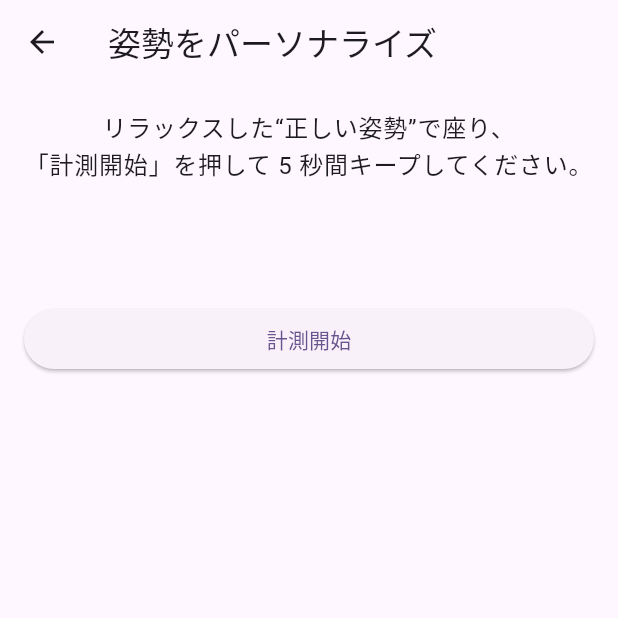
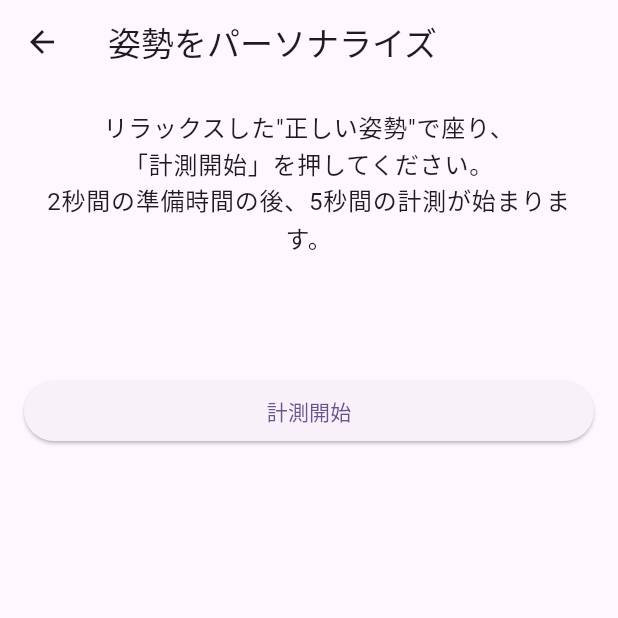
Before and after one commit to HackU-team6/frontend, a Flutter app: the screen it shows after launch, after a tap on "パーソナライズ画面に移動(デバッグ時のみ)", on a phone screen of 412 x 824 dp, the top half of it. Run offline on Flutter 3.47's test engine with Material 3 defaults, Android fonts, the phone set to English and light mode, and no system bars; our stand-ins replace flutter_local_notifications, shared_preferences; missing offline and left inert: flutter_airpods.

Commit message:
feat: キャリブレーションサービスに待機時間を追加し、データモデルを更新

```diff
--- a/lib/screen/home_screen.dart
+++ b/lib/screen/home_screen.dart
@@ -4,6 +4,7 @@ import 'package:flutter_airpods/models/rotation_rate.dart';
 import 'package:flutter_local_notifications/flutter_local_notifications.dart';
 import 'package:nekoze_notify/actons/get-gyro.dart';
 import 'package:nekoze_notify/main.dart';
+import 'package:nekoze_notify/models/posture_measurement.dart';
 import 'package:nekoze_notify/screen/personalize_screen.dart';
 import 'package:nekoze_notify/services/calibration_service.dart';
 
@@ -21,7 +22,7 @@ class _HomeScreenState extends State<HomeScreen> {
   final _calibrationService = CalibrationService();
 
   // 保存されたキャリブレーションデータ
-  Map<String, dynamic> _calibrationData = {};
+  PostureMeasurement? _calibrationData;
 
   @override
   void initState() {
@@ -135,7 +136,7 @@ class _HomeScreenState extends State<HomeScreen> {
             ),
 
             // キャリブレーションデータ表示（デバッグ用）
-            if (_calibrationData.isNotEmpty) ...[
+            if (_calibrationData != null) ...[
               const SizedBox(height: 20),
               const Divider(),
               const Text(
@@ -145,27 +146,24 @@ class _HomeScreenState extends State<HomeScreen> {
               const SizedBox(height: 8),
 
               // ジャイロデータ
-              if (_calibrationData['gyro'] != null)
               Text(
-                  'ジャイロ: X=${_calibrationData['gyro'].x.toStringAsFixed(4)}, '
-                  'Y=${_calibrationData['gyro'].y.toStringAsFixed(4)}, '
-                  'Z=${_calibrationData['gyro'].z.toStringAsFixed(4)}',
+                'ジャイロ: X=${_calibrationData!.gyro.x.toStringAsFixed(4)}, '
+                'Y=${_calibrationData!.gyro.y.toStringAsFixed(4)}, '
+                'Z=${_calibrationData!.gyro.z.toStringAsFixed(4)}',
                 style: const TextStyle(fontFamily: 'monospace'),
               ),
 
               // 姿勢データ
-              if (_calibrationData['attitude'] != null)
               Text(
-                  '姿勢: Roll=${_calibrationData['attitude'].roll.toStringAsFixed(4)}, '
-                  'Pitch=${_calibrationData['attitude'].pitch.toStringAsFixed(4)}, '
-                  'Yaw=${_calibrationData['attitude'].yaw.toStringAsFixed(4)}',
+                '姿勢: Roll=${_calibrationData!.attitude.roll.toStringAsFixed(4)}, '
+                'Pitch=${_calibrationData!.attitude.pitch.toStringAsFixed(4)}, '
+                'Yaw=${_calibrationData!.attitude.yaw.toStringAsFixed(4)}',
                 style: const TextStyle(fontFamily: 'monospace'),
               ),
 
               // タイムスタンプ
-              if (_calibrationData['timestamp'] != null)
               Text(
-                  '計測日時: ${_calibrationData['timestamp']}',
+                '計測日時: ${_calibrationData!.timestamp}',
                 style: const TextStyle(fontFamily: 'monospace'),
               ),
 
--- a/lib/screen/personalize_screen.dart
+++ b/lib/screen/personalize_screen.dart
@@ -1,5 +1,6 @@
 import 'package:flutter/material.dart';
 import 'package:nekoze_notify/actons/get-gyro.dart';
+import 'package:nekoze_notify/models/posture_measurement.dart';
 import 'package:nekoze_notify/services/calibration_service.dart';
 
 class PersonalizeScreen extends StatefulWidget {
@@ -23,7 +24,7 @@ class _PersonalizeScreenState extends State<PersonalizeScreen> {
   String _statusMessage = '';
 
   // 保存されたキャリブレーションデータ
-  Map<String, dynamic> _calibrationData = {};
+  PostureMeasurement? _calibrationData;
 
   @override
   void initState() {
@@ -39,8 +40,11 @@ class _PersonalizeScreenState extends State<PersonalizeScreen> {
           case CalibrationStatus.notStarted:
             _statusMessage = '';
             break;
+          case CalibrationStatus.preparing:
+            _statusMessage = '準備中...正しい姿勢をとってください';
+            break;
           case CalibrationStatus.inProgress:
-            _statusMessage = '計測中...';
+            _statusMessage = '計測中...そのままの姿勢を維持してください';
             break;
           case CalibrationStatus.completed:
             _statusMessage = '計測完了！正しい姿勢が保存されました。';
@@ -86,6 +90,7 @@ class _PersonalizeScreenState extends State<PersonalizeScreen> {
       gyroStream: AirPodsMotionService.gyroStream(),
       attitudeStream: AirPodsMotionService.attitudeStream(),
       durationInSeconds: 5,
+      delayInSeconds: 2, // 2秒の準備時間
     );
   }
 
@@ -107,14 +112,14 @@ class _PersonalizeScreenState extends State<PersonalizeScreen> {
           crossAxisAlignment: CrossAxisAlignment.stretch,
           children: [
             Text(
-              'リラックスした“正しい姿勢”で座り、\n「計測開始」を押して 5 秒間キープしてください。',
+              'リラックスした"正しい姿勢"で座り、\n「計測開始」を押してください。\n2秒間の準備時間の後、5秒間の計測が始まります。',
               style: Theme.of(context).textTheme.bodyLarge,
               textAlign: TextAlign.center,
             ),
             const SizedBox(height: 40),
 
-            // 進行状況インジケーター（計測中のみ表示）
-            if (_status == CalibrationStatus.inProgress)
+            // 進行状況インジケーター（準備中と計測中に表示）
+            if (_status == CalibrationStatus.preparing || _status == CalibrationStatus.inProgress)
               Column(
                 children: [
                   LinearProgressIndicator(value: _progress),
@@ -154,7 +159,7 @@ class _PersonalizeScreenState extends State<PersonalizeScreen> {
             const SizedBox(height: 40),
 
             // デバッグ用：保存されたキャリブレーションデータの表示
-            if (_calibrationData.isNotEmpty) ...[
+            if (_calibrationData != null) ...[
               const Divider(),
               const Text(
                 'デバッグ情報：保存されたキャリブレーションデータ',
@@ -163,27 +168,24 @@ class _PersonalizeScreenState extends State<PersonalizeScreen> {
               const SizedBox(height: 8),
 
               // ジャイロデータ
-              if (_calibrationData['gyro'] != null)
               Text(
-                  'ジャイロ: X=${_calibrationData['gyro'].x.toStringAsFixed(4)}, '
-                  'Y=${_calibrationData['gyro'].y.toStringAsFixed(4)}, '
-                  'Z=${_calibrationData['gyro'].z.toStringAsFixed(4)}',
+                'ジャイロ: X=${_calibrationData!.gyro.x.toStringAsFixed(4)}, '
+                'Y=${_calibrationData!.gyro.y.toStringAsFixed(4)}, '
+                'Z=${_calibrationData!.gyro.z.toStringAsFixed(4)}',
                 style: const TextStyle(fontFamily: 'monospace'),
               ),
 
               // 姿勢データ
-              if (_calibrationData['attitude'] != null)
               Text(
-                  '姿勢: Roll=${_calibrationData['attitude'].roll.toStringAsFixed(4)}, '
-                  'Pitch=${_calibrationData['attitude'].pitch.toStringAsFixed(4)}, '
-                  'Yaw=${_calibrationData['attitude'].yaw.toStringAsFixed(4)}',
+                '姿勢: Roll=${_calibrationData!.attitude.roll.toStringAsFixed(4)}, '
+                'Pitch=${_calibrationData!.attitude.pitch.toStringAsFixed(4)}, '
+                'Yaw=${_calibrationData!.attitude.yaw.toStringAsFixed(4)}',
                 style: const TextStyle(fontFamily: 'monospace'),
               ),
 
               // タイムスタンプ
-              if (_calibrationData['timestamp'] != null)
               Text(
-                  '計測日時: ${_calibrationData['timestamp']}',
+                '計測日時: ${_calibrationData!.timestamp}',
                 style: const TextStyle(fontFamily: 'monospace'),
               ),
             ],
--- a/lib/services/calibration_service.dart
+++ b/lib/services/calibration_service.dart
@@ -9,6 +9,9 @@ import 'package:shared_preferences/shared_preferences.dart';
 enum CalibrationStatus {
   /// キャリブレーションが開始されていない
   notStarted,
+
+  /// 準備中（待機時間）
+  preparing,
 
   /// キャリブレーション中
   inProgress,
@@ -45,39 +48,59 @@ class CalibrationService {
   /// [gyroStream] ジャイロデータのストリーム
   /// [attitudeStream] 姿勢データのストリーム
   /// [durationInSeconds] キャリブレーションの時間（秒）
+  /// [delayInSeconds] 測定開始前の待機時間（秒）
   Future<void> startCalibration({
     required Stream<RotationRate> gyroStream,
     required Stream<Attitude> attitudeStream,
     int durationInSeconds = 5,
+    int delayInSeconds = 2,
   }) async {
     if (_currentStatus == CalibrationStatus.inProgress) {
       return; // 既にキャリブレーション中なら何もしない
     }
 
-    // 状態を更新
-    _updateStatus(CalibrationStatus.inProgress);
+    // 準備中の状態に更新
+    _updateStatus(CalibrationStatus.preparing);
 
     try {
       // 計測用のデータ保存リスト
       final List<RotationRate> gyroData = [];
       final List<Attitude> attitudeData = [];
 
-      // ジャイロデータのサブスクリプション
+      // 待機時間と測定時間の合計を計算
+      final delayTimeInMillis = delayInSeconds * 1000;
+      final measureTimeInMillis = durationInSeconds * 1000;
+      final totalTimeInMillis = delayTimeInMillis + measureTimeInMillis;
+      final updateInterval = 100; // 100ミリ秒ごとに進行状況を更新
+
+      // 進行状況の更新用の変数
+      int elapsedTimeInMillis = 0;
+
+      // 待機時間（この間はデータを収集しない）
+      while (elapsedTimeInMillis < delayTimeInMillis) {
+        await Future.delayed(Duration(milliseconds: updateInterval));
+        elapsedTimeInMillis += updateInterval;
+
+        // 進行状況を更新（0.0〜1.0）
+        final progress = elapsedTimeInMillis / totalTimeInMillis;
+        _progressController.add(progress);
+      }
+
+      // 測定中の状態に更新
+      _updateStatus(CalibrationStatus.inProgress);
+
+      // ジャイロデータのサブスクリプション（待機時間後に開始）
       final gyroSubscription = gyroStream.listen((data) {
         gyroData.add(data);
       });
 
-      // 姿勢データのサブスクリプション
+      // 姿勢データのサブスクリプション（待機時間後に開始）
       final attitudeSubscription = attitudeStream.listen((data) {
         attitudeData.add(data);
       });
 
-      // 進行状況の更新
-      int elapsedTimeInMillis = 0;
-      final totalTimeInMillis = durationInSeconds * 1000;
-      final updateInterval = 100; // 100ミリ秒ごとに進行状況を更新
-
       // 指定された時間だけデータを収集
+      final startMeasureTime = elapsedTimeInMillis;
       while (elapsedTimeInMillis < totalTimeInMillis) {
         await Future.delayed(Duration(milliseconds: updateInterval));
         elapsedTimeInMillis += updateInterval;
```
Lines whose indentation alone changed are shown as unchanged.
